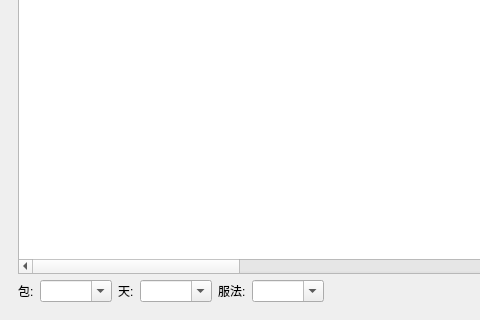
Qt form ui/ins_prescript_record.ui (picacat/pyMedical) before a commit; both pictures show x 0 to 480 and y 280 to 600 of the 800 by 600 pixel window.
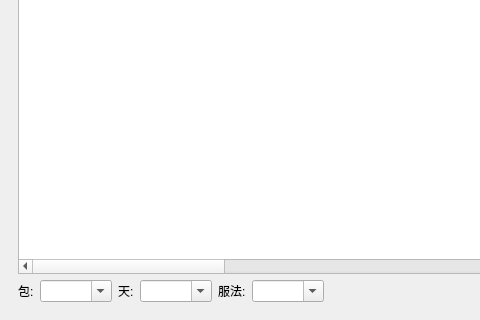
The same form after that commit. Icons and pictures are not drawn.

What changed in the file:
```diff
--- a/ui/ins_prescript_record.ui
+++ b/ui/ins_prescript_record.ui
@@ -118,9 +118,21 @@
            <property name="defaultDropAction">
             <enum>Qt::MoveAction</enum>
            </property>
+           <property name="alternatingRowColors">
+            <bool>true</bool>
+           </property>
            <property name="selectionMode">
             <enum>QAbstractItemView::SingleSelection</enum>
            </property>
+           <property name="gridStyle">
+            <enum>Qt::SolidLine</enum>
+           </property>
+           <property name="sortingEnabled">
+            <bool>false</bool>
+           </property>
+           <property name="wordWrap">
+            <bool>true</bool>
+           </property>
            <property name="rowCount">
             <number>0</number>
            </property>
@@ -169,6 +181,11 @@
              <string>dosage_mode</string>
             </property>
            </column>
+           <column>
+            <property name="text">
+             <string>backup_medicine_name</string>
+            </property>
+           </column>
            <column>
             <property name="text">
              <string>處方名稱</string>
```
Left out of the diff: 5 changed lines with no effect on the pictures.
